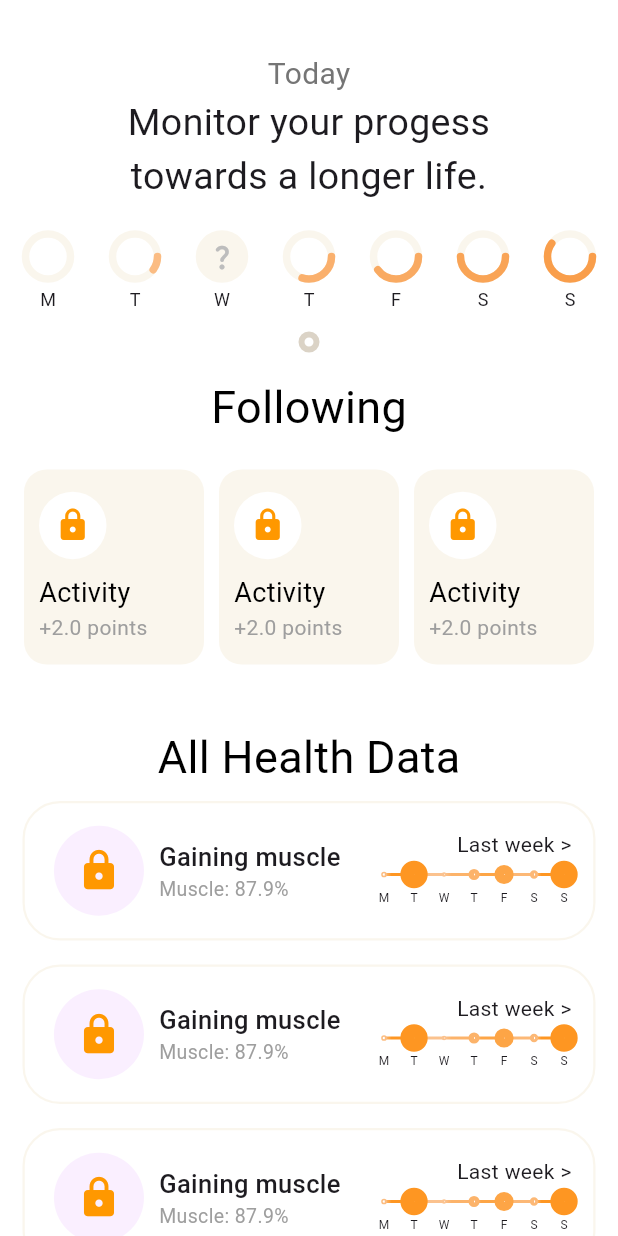
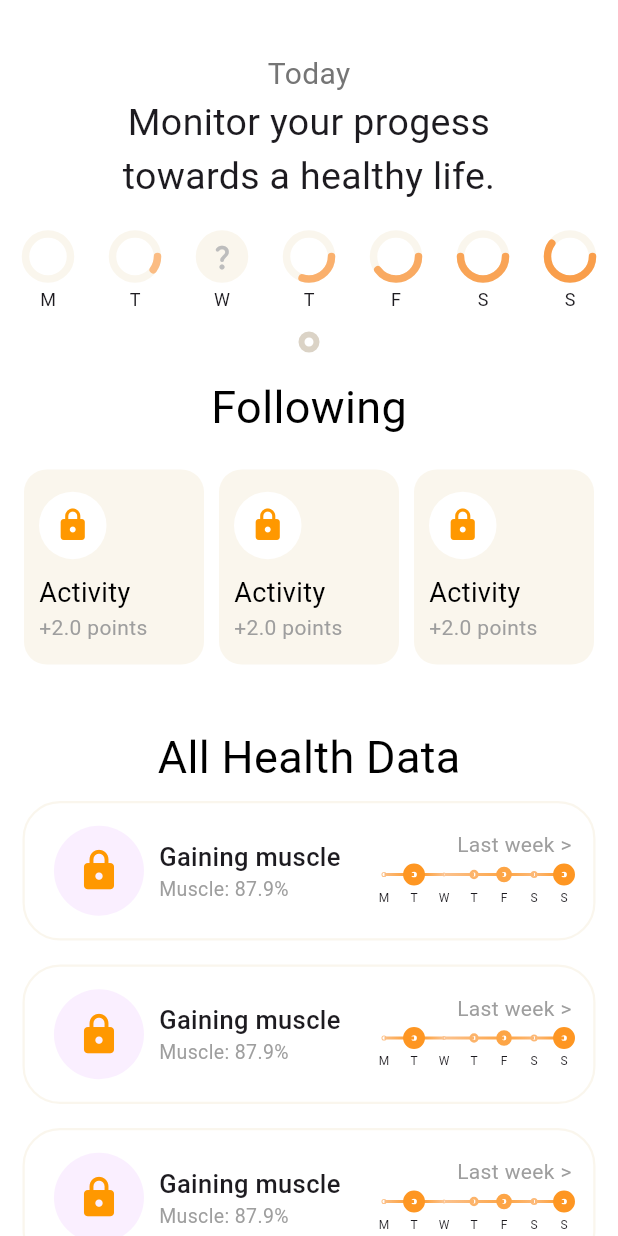
Before and after one commit to Volnetiks/HealthCare, a Flutter app: the screen it shows after launch, on a phone screen of 412 x 824 dp. Run offline on Flutter 3.47's test engine with Material 3 defaults, Android fonts, the phone set to English and light mode, and no system bars.

Commit message:
fix: fix gradients and small issues

```diff
--- a/lib/pages/home.dart
+++ b/lib/pages/home.dart
@@ -27,7 +27,7 @@ class HomePage extends StatelessWidget {
                 const FractionallySizedBox(
                     widthFactor: 0.8,
                     child: Text(
-                      "Monitor your progess towards a longer life.",
+                      "Monitor your progess towards a healthy life.",
                       style: TextStyle(
                         fontSize: 25,
                       ),
--- a/lib/widgets/data_item.dart
+++ b/lib/widgets/data_item.dart
@@ -49,7 +49,8 @@ class DataItem extends StatelessWidget {
               Column(
                 crossAxisAlignment: CrossAxisAlignment.end,
                 children: [
-                  const Text("Last week >"),
+                  const Text("Last week >",
+                      style: TextStyle(color: Colors.grey)),
                   const SizedBox(height: 5),
                   SizedBox(
                     height: 30,
```
Also changed, not shown: lib/painters/week_data_painter.dart (+4 -4 lines).
